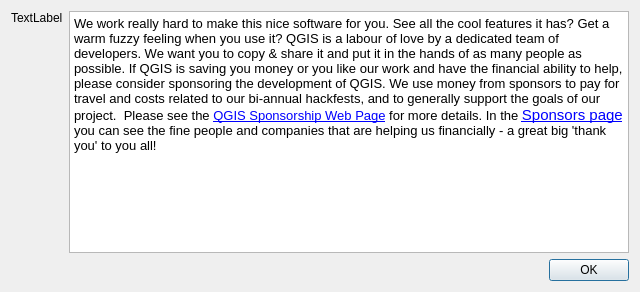
This is src/ui/qgssponsorsbase.ui in carsmie/QGIS as Qt 5 draws it before an edit. The edited form follows.
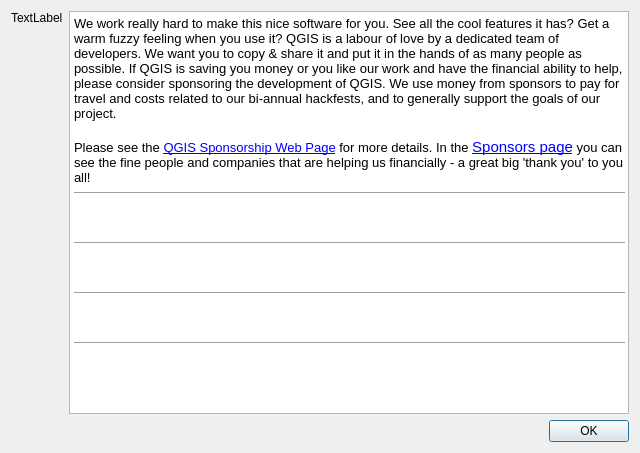
This is the edited form. Icons and pictures are not drawn.

Commit message: Added current sponsor logos to about screen

Patch:
```diff
--- a/src/ui/qgssponsorsbase.ui
+++ b/src/ui/qgssponsorsbase.ui
@@ -7,7 +7,7 @@
     <x>0</x>
     <y>0</y>
     <width>640</width>
-    <height>292</height>
+    <height>453</height>
    </rect>
   </property>
   <property name="windowTitle">
@@ -34,7 +34,20 @@
 &lt;html&gt;&lt;head&gt;&lt;meta name=&quot;qrichtext&quot; content=&quot;1&quot; /&gt;&lt;style type=&quot;text/css&quot;&gt;
 p, li { white-space: pre-wrap; }
 &lt;/style&gt;&lt;/head&gt;&lt;body style=&quot; font-family:'Cantarell'; font-size:11pt; font-weight:400; font-style:normal;&quot;&gt;
-&lt;p style=&quot; margin-top:0px; margin-bottom:0px; margin-left:0px; margin-right:0px; -qt-block-indent:0; text-indent:0px;&quot;&gt;&lt;span style=&quot; font-family:'Ubuntu'; font-size:10pt;&quot;&gt;We work really hard to make this nice software for you. See all the cool features it has? Get a warm fuzzy feeling when you use it? QGIS is a labour of love by a dedicated team of developers. We want you to copy &amp;amp; share it and put it in the hands of as many people as possible. If QGIS is saving you money or you like our work and have the financial ability to help, please consider sponsoring the development of QGIS. We use money from sponsors to pay for travel and costs related to our bi-annual hackfests, and to generally support the goals of our project.  Please see the &lt;/span&gt;&lt;a href=&quot;http://qgis.org/en/sponsorship.html&quot;&gt;&lt;span style=&quot; font-family:'Ubuntu'; font-size:10pt; text-decoration: underline; color:#0000ff;&quot;&gt;QGIS Sponsorship Web Page&lt;/span&gt;&lt;/a&gt;&lt;span style=&quot; font-family:'Ubuntu'; font-size:10pt;&quot;&gt; for more details. In the &lt;/span&gt;&lt;a href=&quot;http://qgis.org/en/sponsorship/sponsors.html&quot;&gt;&lt;span style=&quot; text-decoration: underline; color:#0000ff;&quot;&gt;Sponsors page&lt;/span&gt;&lt;/a&gt;&lt;span style=&quot; font-family:'Ubuntu'; font-size:10pt;&quot;&gt; you can see the fine people and companies that are helping us financially - a great big 'thank you' to you all!&lt;/span&gt;&lt;/p&gt;&lt;/body&gt;&lt;/html&gt;</string>
+&lt;p style=&quot; margin-top:0px; margin-bottom:0px; margin-left:0px; margin-right:0px; -qt-block-indent:0; text-indent:0px;&quot;&gt;&lt;span style=&quot; font-family:'Ubuntu'; font-size:10pt;&quot;&gt;We work really hard to make this nice software for you. See all the cool features it has? Get a warm fuzzy feeling when you use it? QGIS is a labour of love by a dedicated team of developers. We want you to copy &amp;amp; share it and put it in the hands of as many people as possible. If QGIS is saving you money or you like our work and have the financial ability to help, please consider sponsoring the development of QGIS. We use money from sponsors to pay for travel and costs related to our bi-annual hackfests, and to generally support the goals of our project.  &lt;br /&gt;&lt;br /&gt;Please see the &lt;/span&gt;&lt;a href=&quot;http://qgis.org/en/sponsorship.html&quot;&gt;&lt;span style=&quot; font-family:'Ubuntu'; font-size:10pt; text-decoration: underline; color:#0000ff;&quot;&gt;QGIS Sponsorship Web Page&lt;/span&gt;&lt;/a&gt;&lt;span style=&quot; font-family:'Ubuntu'; font-size:10pt;&quot;&gt; for more details. In the &lt;/span&gt;&lt;a href=&quot;http://qgis.org/en/sponsorship/sponsors.html&quot;&gt;&lt;span style=&quot; text-decoration: underline; color:#0000ff;&quot;&gt;Sponsors page&lt;/span&gt;&lt;/a&gt;&lt;span style=&quot; font-family:'Ubuntu'; font-size:10pt;&quot;&gt; you can see the fine people and companies that are helping us financially - a great big 'thank you' to you all!&lt;/span&gt;&lt;/p&gt;
+&lt;hr /&gt;
+&lt;p align=&quot;center&quot; style=&quot; margin-top:0px; margin-bottom:0px; margin-left:0px; margin-right:0px; -qt-block-indent:0; text-indent:0px;&quot;&gt;&lt;img src=&quot;:/images/sponsors/sponsors/gold.png&quot; /&gt;&lt;/p&gt;
+&lt;p align=&quot;center&quot; style=&quot; margin-top:0px; margin-bottom:0px; margin-left:0px; margin-right:0px; -qt-block-indent:0; text-indent:0px;&quot;&gt;&lt;img src=&quot;:/images/sponsors/sponsors/aas_300wide.png&quot; /&gt;&lt;/p&gt;
+&lt;p style=&quot;-qt-paragraph-type:empty; margin-top:0px; margin-bottom:0px; margin-left:0px; margin-right:0px; -qt-block-indent:0; text-indent:0px;&quot;&gt;&lt;br /&gt;&lt;/p&gt;
+&lt;hr /&gt;
+&lt;p align=&quot;center&quot; style=&quot; margin-top:0px; margin-bottom:0px; margin-left:0px; margin-right:0px; -qt-block-indent:0; text-indent:0px;&quot;&gt;&lt;img src=&quot;:/images/sponsors/sponsors/silver.png&quot; /&gt;&lt;/p&gt;
+&lt;p align=&quot;center&quot; style=&quot; margin-top:0px; margin-bottom:0px; margin-left:0px; margin-right:0px; -qt-block-indent:0; text-indent:0px;&quot;&gt;&lt;img src=&quot;:/images/sponsors/sponsors/vorarlberg.png&quot; /&gt;   &lt;img src=&quot;:/images/sponsors/sponsors/gaia.png&quot; /&gt;&lt;/p&gt;
+&lt;p style=&quot;-qt-paragraph-type:empty; margin-top:0px; margin-bottom:0px; margin-left:0px; margin-right:0px; -qt-block-indent:0; text-indent:0px;&quot;&gt;&lt;br /&gt;&lt;/p&gt;
+&lt;hr /&gt;
+&lt;p align=&quot;center&quot; style=&quot; margin-top:0px; margin-bottom:0px; margin-left:0px; margin-right:0px; -qt-block-indent:0; text-indent:0px;&quot;&gt;&lt;img src=&quot;:/images/sponsors/sponsors/bronze.png&quot; /&gt;&lt;/p&gt;
+&lt;p align=&quot;center&quot; style=&quot; margin-top:0px; margin-bottom:0px; margin-left:0px; margin-right:0px; -qt-block-indent:0; text-indent:0px;&quot;&gt;&lt;img src=&quot;:/images/sponsors/sponsors/ibw.png&quot; /&gt;   &lt;img src=&quot;:/images/sponsors/sponsors/geosynergy.png&quot; /&gt;&lt;/p&gt;
+&lt;p style=&quot;-qt-paragraph-type:empty; margin-top:0px; margin-bottom:0px; margin-left:0px; margin-right:0px; -qt-block-indent:0; text-indent:0px;&quot;&gt;&lt;br /&gt;&lt;/p&gt;
+&lt;hr /&gt;&lt;/body&gt;&lt;/html&gt;</string>
      </property>
      <property name="openExternalLinks">
       <bool>true</bool>
```
Left out of the diff: 4 changed lines with no effect on the pictures. The commit also changes 11 other files.
